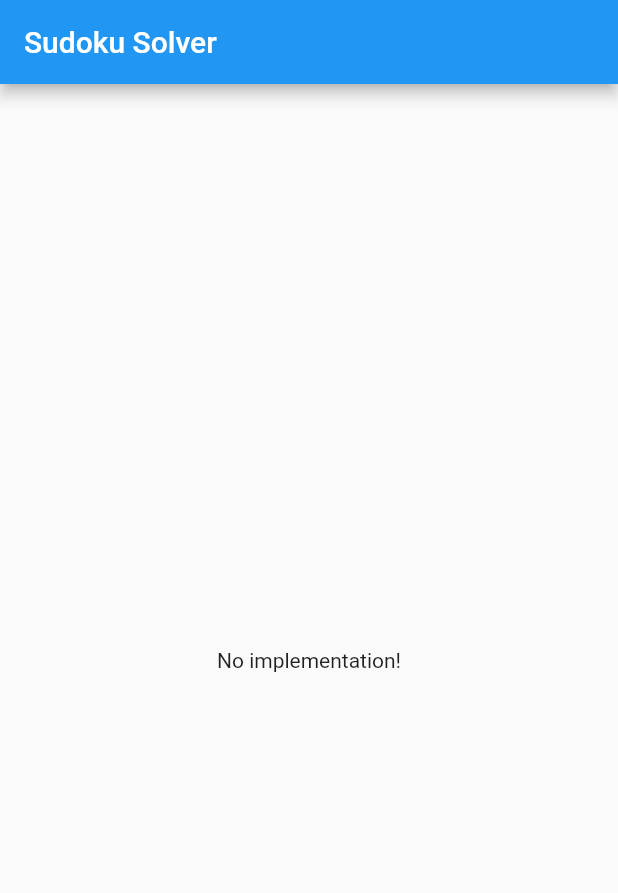
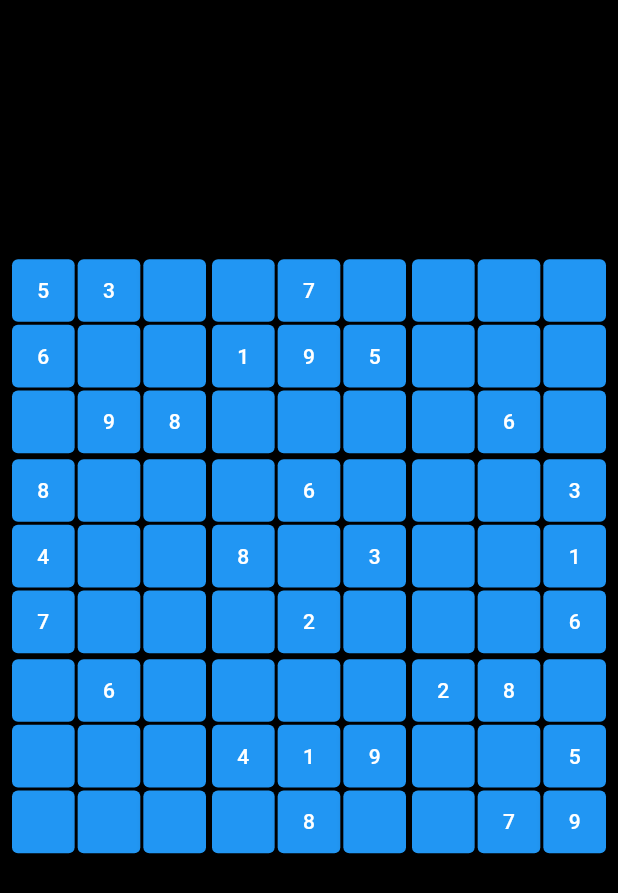
Before and after one commit to nikhil-RGB/sudoku-solver, a Flutter app: the screen it shows after launch, on a phone screen of 412 x 824 dp. Shown: the top 893 px of the screen. Run offline on Flutter 3.47's test engine with Material 2 defaults, Android fonts, the phone set to English and light mode, and no system bars; our stand-ins replace logger.

Commit message:
🚧 Implement Board widget

```diff
--- a/lib/main.dart
+++ b/lib/main.dart
@@ -1,5 +1,6 @@
 import 'package:flutter/material.dart';
-import 'package:sudoku_solver/SolverPage.dart';
+import 'package:sudoku_solver/pages/InputPage.dart';
+import 'package:sudoku_solver/pages/SolverPage.dart';
 
 void main() {
   runApp(const MyApp());
@@ -25,7 +26,7 @@ class MyApp extends StatelessWidget {
         // is not restarted.
         primarySwatch: Colors.blue,
       ),
-      home: const SolverPage(),
+      home: InputPage(),
     );
   }
 }
--- /dev/null
+++ b/lib/pages/InputPage.dart
@@ -0,0 +1,105 @@
+import 'package:flutter/material.dart';
+import 'package:sudoku_solver/solver/SudokuBoard.dart';
+import 'package:sudoku_solver/util/Tester.dart';
+
+class InputPage extends StatefulWidget {
+  //An empty Sudoku Board
+  // static SudokuBoard control = SudokuBoard.empty(); //empty sudoku board
+  static SudokuBoard control = SudokuBoard.fromConfig(grid: Tester.test_board);
+  static List<int> control_coords = [
+    0,
+    0,
+    0
+  ]; //currently active control_coords in sudoku board.
+  @override
+  State<InputPage> createState() => _InputPageState();
+}
+
+class _InputPageState extends State<InputPage> {
+  @override
+  Widget build(BuildContext context) {
+    return Scaffold(
+      backgroundColor: Colors.black,
+      body: Column(
+        children: [
+          SizedBox(
+            height: MediaQuery.of(context).size.height * 0.2,
+          ),
+          SizedBox(
+            height: MediaQuery.of(context).size.height * 0.6,
+            child: Padding(
+              padding: const EdgeInsets.all(8.0),
+              child: constructBoard(),
+            ),
+          ),
+        ],
+      ),
+    );
+  }
+
+  GridView constructBoard() {
+    return GridView.count(
+      crossAxisCount: 3,
+      crossAxisSpacing: 4,
+      mainAxisSpacing: 4,
+      children: List.generate(9, (index) {
+        return constructRegion(region: index);
+      }),
+    );
+  }
+
+  GridView constructRegion({required int region}) {
+    return GridView.count(
+      crossAxisCount: 3,
+      crossAxisSpacing: 2,
+      mainAxisSpacing: 2,
+      children: List.generate(9, (index) {
+        List<int> coords = translateCoords(region, index);
+        return SudokuCell(i: coords[0], j: coords[1], k: coords[2]);
+      }),
+    );
+  }
+}
+
+// ignore: must_be_immutable
+class SudokuCell extends StatefulWidget {
+  //3-D co-ordinates for the sudoku cell's position in the grid.
+  int i;
+  int j;
+  int k;
+  SudokuCell({super.key, required this.i, required this.j, required this.k});
+  @override
+  State<SudokuCell> createState() => _SudokuCellState();
+}
+
+class _SudokuCellState extends State<SudokuCell> {
+  @override
+  Widget build(BuildContext context) {
+    int number = InputPage.control.grid[widget.i][widget.j][widget.k];
+    return ElevatedButton(
+      onPressed: () {
+        InputPage.control_coords = [widget.i, widget.j, widget.k];
+      },
+      child: Text((number != 0) ? number.toString() : ""),
+    );
+  }
+}
+
+//Translates coordinates from region, index to (i,j,k)
+List<int> translateCoords(int region, int index) {
+  int i;
+  int j;
+  int k = index;
+  if (region <= 2) {
+    i = 0;
+    j = region;
+  } else if (region <= 5) {
+    i = 1;
+    j = region - 3;
+  } else {
+    i = 2;
+    j = region - 6;
+  }
+
+  return [i, j, k];
+}
--- a/lib/util/Tester.dart
+++ b/lib/util/Tester.dart
@@ -59,7 +59,7 @@ class Tester {
   ];
 
   static void main() async {
-    SudokuBoard board = SudokuBoard.fromConfig(grid: test_board2);
+    SudokuBoard board = SudokuBoard.fromConfig(grid: test_board);
     printBoard(board.grid);
     Logger().w("Soluchan time: ");
     SudokuBoard soln =
```
Also changed, not shown: lib/pages/SolverPage.dart (renamed from lib/SolverPage.dart).
